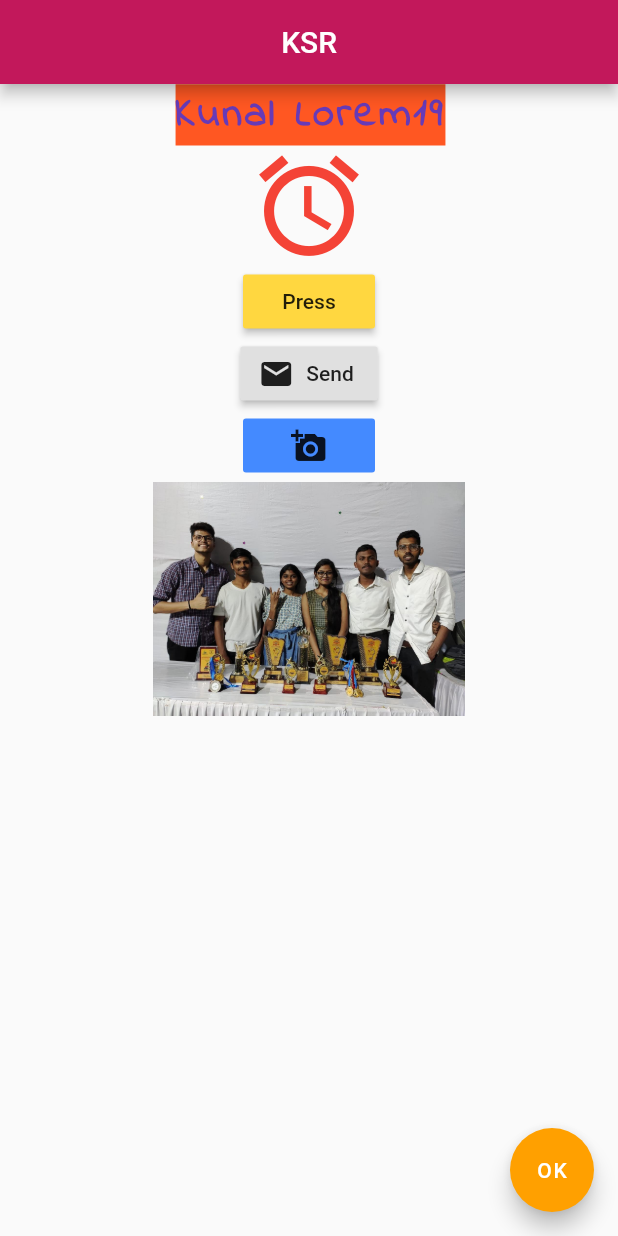
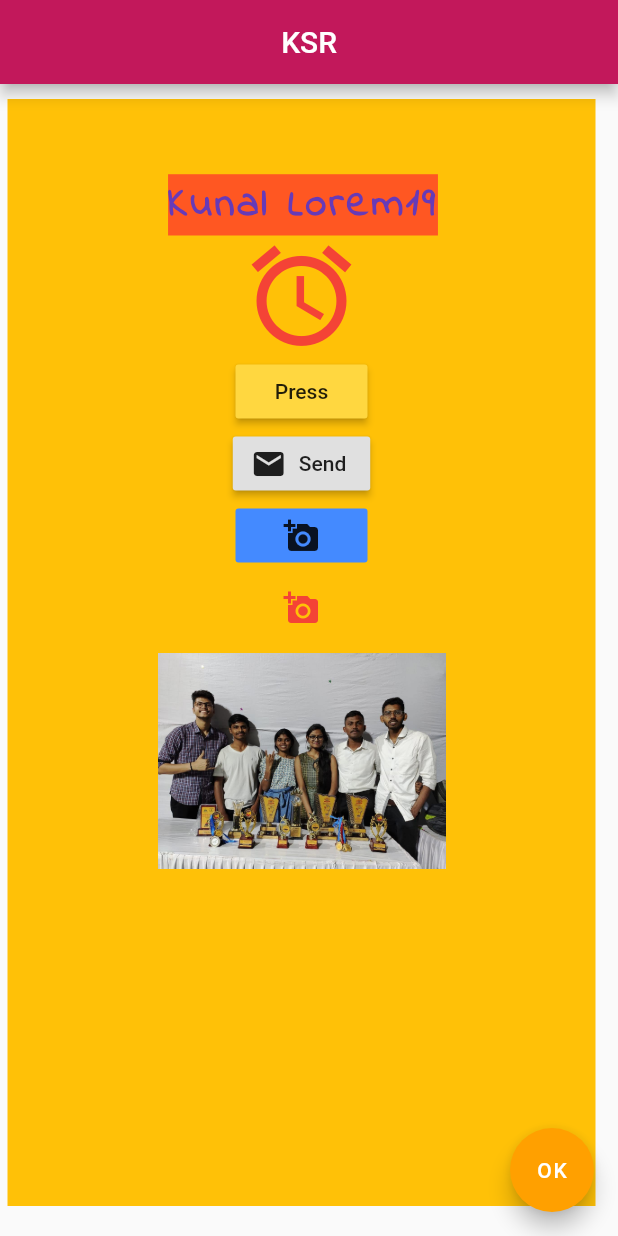
Before and after one commit to singhkunal2050/FlutterNewApp, a Flutter app: the screen it shows after launch, on a phone screen of 412 x 824 dp. Run offline on Flutter 3.47's test engine with Material 2 defaults, Android fonts, the phone set to English and light mode, and no system bars.

Commit message:
containers and padding margin

```diff
--- a/lib/main.dart
+++ b/lib/main.dart
@@ -15,7 +15,15 @@ class NewApp extends StatelessWidget {
           backgroundColor: Colors.pink[700],
           centerTitle: true,
         ),
-        body: Center(
+        body: Container(
+          color: Colors.amber,
+          // margin: EdgeInsets.all(10),
+          margin: EdgeInsets.fromLTRB(5, 10, 15, 20),
+          padding: EdgeInsets.symmetric(
+            horizontal: 100,
+            vertical: 50,
+          ),
+          child: Center(
               child: Column(
             children: [
               Text(
@@ -54,6 +62,13 @@ class NewApp extends StatelessWidget {
                 ),
                 color: Colors.blueAccent,
               ),
+              IconButton(
+                icon: Icon(
+                  Icons.add_a_photo,
+                  color: Colors.red,
+                ),
+                onPressed: () => print('YAYYYYYYYYYyy'),
+              ),
               // Icon(Icons.add_circle),
               // Icon(Icons.add_location),
               // Image(
@@ -69,6 +84,7 @@ class NewApp extends StatelessWidget {
               //     'https://images.unsplash.com/photo-1589609966838-5c628d5c1aa5?ixlib=rb-1.2.1&ixid=eyJhcHBfaWQiOjEyMDd9&auto=format&fit=crop&w=334&q=80'),
             ],
           )),
+        ),
         floatingActionButton: FloatingActionButton(
           backgroundColor: Colors.amber[700],
           onPressed: null,
```
Lines whose indentation alone changed are shown as unchanged.
